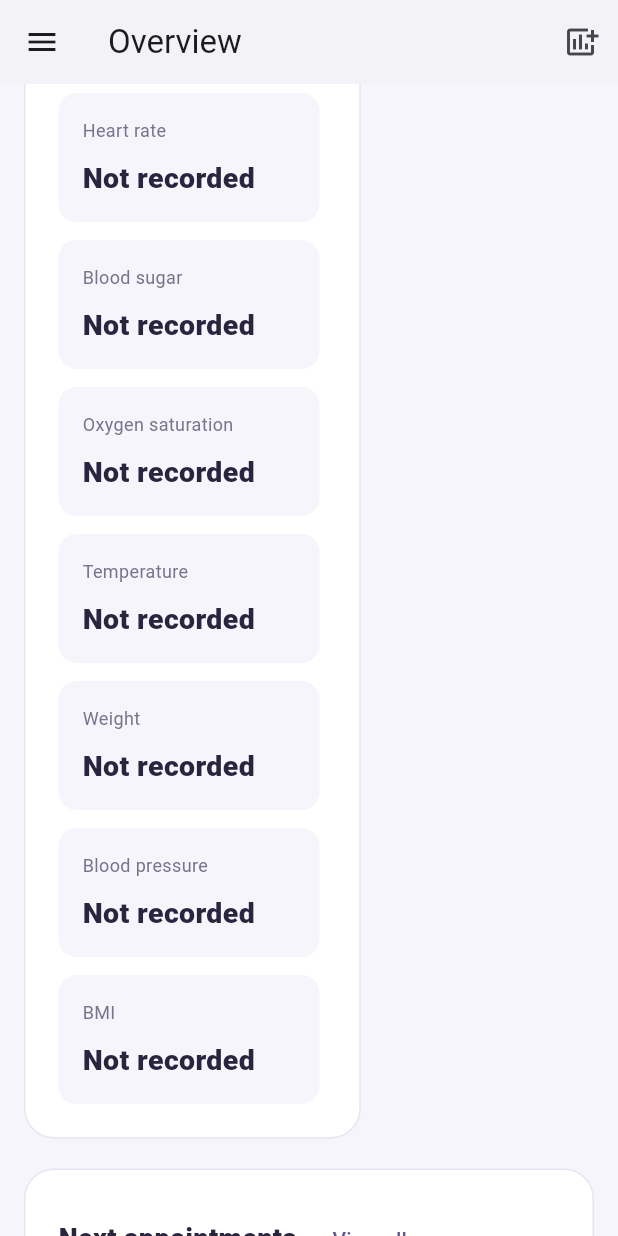
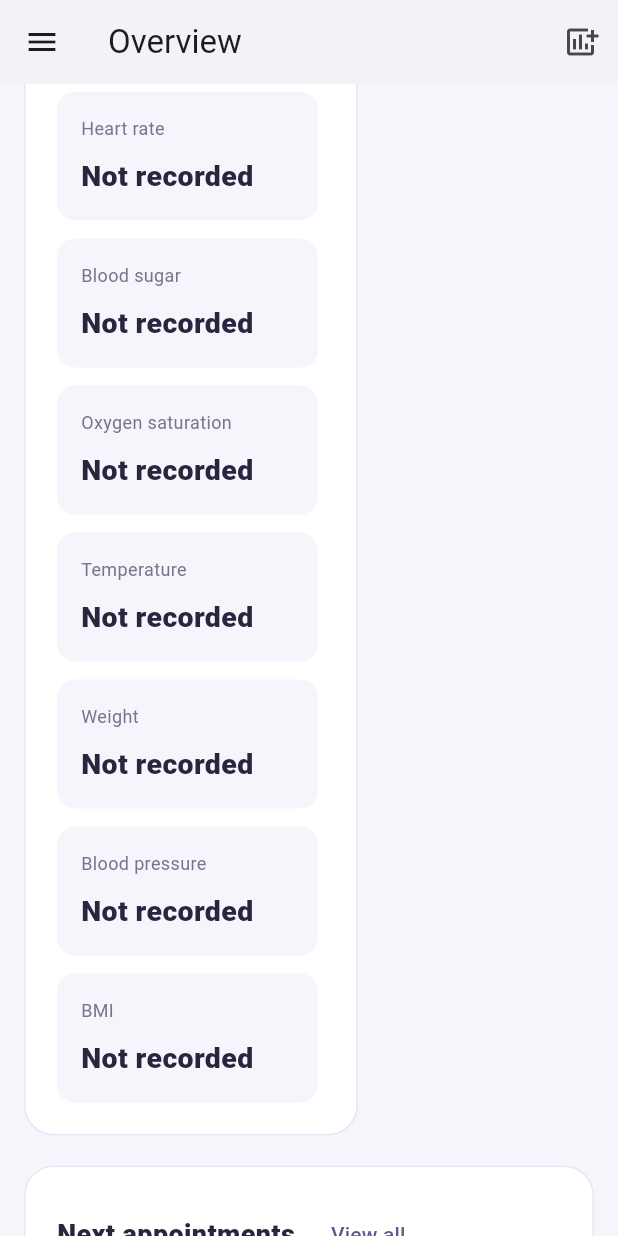
Before and after one commit to panchalrakshit/AI_Healthcare_Companion, a Flutter app: the PatientWorkspace screen opened directly with empty values, scrolled down 1152 dp, on a phone screen of 412 x 824 dp. Run offline on Flutter 3.47's test engine with Material 3 defaults, Android fonts, the phone set to English and light mode, and no system bars; our stand-ins replace cloud_firestore, firebase_auth, firebase_core; accounts and stored records are empty.

Commit message:
Keep patient tile highlights visible on Material surfaces and test navigation

```diff
--- a/lib/features/auth/dashboards/Patient_dashboard.dart
+++ b/lib/features/auth/dashboards/Patient_dashboard.dart
@@ -135,7 +135,7 @@ class _PatientWorkspaceState extends State<PatientWorkspace> {
   static const _icons = [Icons.space_dashboard_outlined, Icons.insights_outlined, Icons.folder_outlined, Icons.calendar_month_outlined, Icons.notifications_none_outlined, Icons.person_outline];
   PatientStats get _stats => PatientStats(widget.data, days: _days);
   void _select(int i) { setState(() => _page = i); }
-  Widget _nav({bool drawer = false}) => Container(color: Colors.white, width: 248, child: SafeArea(child: Column(children: [
+  Widget _nav({bool drawer = false}) => SizedBox(width: 248, child: Material(color: Colors.white, child: SafeArea(child: Column(children: [
     const Padding(padding: EdgeInsets.fromLTRB(22, 28, 22, 25), child: Row(children: [Icon(Icons.favorite_rounded, color: patientPurple, size: 30), SizedBox(width: 10), Expanded(child: Text('Health\nCompanion', style: TextStyle(fontSize: 19, fontWeight: FontWeight.w800, color: patientInk)))])),
     const Padding(padding: EdgeInsets.only(bottom: 20), child: Text('PATIENT WORKSPACE', style: TextStyle(fontSize: 10, letterSpacing: 2, color: patientMuted))),
     Expanded(child: ListView(children: List.generate(_pages.length, (i) => Padding(padding: const EdgeInsets.symmetric(horizontal: 14, vertical: 4), child: ListTile(
@@ -144,7 +144,7 @@ class _PatientWorkspaceState extends State<PatientWorkspace> {
       onTap: () { if (drawer) Navigator.pop(context); _select(i); },
     ))))),
     Padding(padding: const EdgeInsets.all(14), child: ListTile(leading: const Icon(Icons.logout), title: const Text('Sign out'), onTap: widget.onLogout)),
-  ])));
+  ]))));
   @override
   Widget build(BuildContext context) => Theme(data: Theme.of(context).copyWith(
     colorScheme: ColorScheme.fromSeed(seedColor: patientPurple), scaffoldBackgroundColor: patientBackground,
--- a/lib/features/auth/dashboards/patient/patient_widgets.dart
+++ b/lib/features/auth/dashboards/patient/patient_widgets.dart
@@ -13,16 +13,16 @@ class PatientPanel extends StatelessWidget {
   final Widget? action;
   const PatientPanel({super.key, required this.title, this.subtitle = '', required this.child, this.action});
   @override
-  Widget build(BuildContext context) => Container(
-    padding: const EdgeInsets.all(22),
-    decoration: BoxDecoration(color: Colors.white, borderRadius: BorderRadius.circular(20), border: Border.all(color: const Color(0xFFE8E4F3))),
-    child: Column(crossAxisAlignment: CrossAxisAlignment.start, children: [
+  Widget build(BuildContext context) => Material(
+    color: Colors.white,
+    shape: RoundedRectangleBorder(borderRadius: BorderRadius.circular(20), side: const BorderSide(color: Color(0xFFE8E4F3))),
+    child: Padding(padding: const EdgeInsets.all(22), child: Column(crossAxisAlignment: CrossAxisAlignment.start, children: [
       Wrap(spacing: 12, runSpacing: 8, crossAxisAlignment: WrapCrossAlignment.center, children: [
         Text(title, style: const TextStyle(fontSize: 18, fontWeight: FontWeight.w800, color: patientInk)), if (action != null) action!,
       ]),
       if (subtitle.isNotEmpty) ...[const SizedBox(height: 6), Text(subtitle, style: const TextStyle(fontSize: 12, color: patientMuted))],
       const SizedBox(height: 20), child,
-    ]),
+    ])),
   );
 }
 class PatientEmpty extends StatelessWidget {
```
Also changed, not shown: 1 other file.
